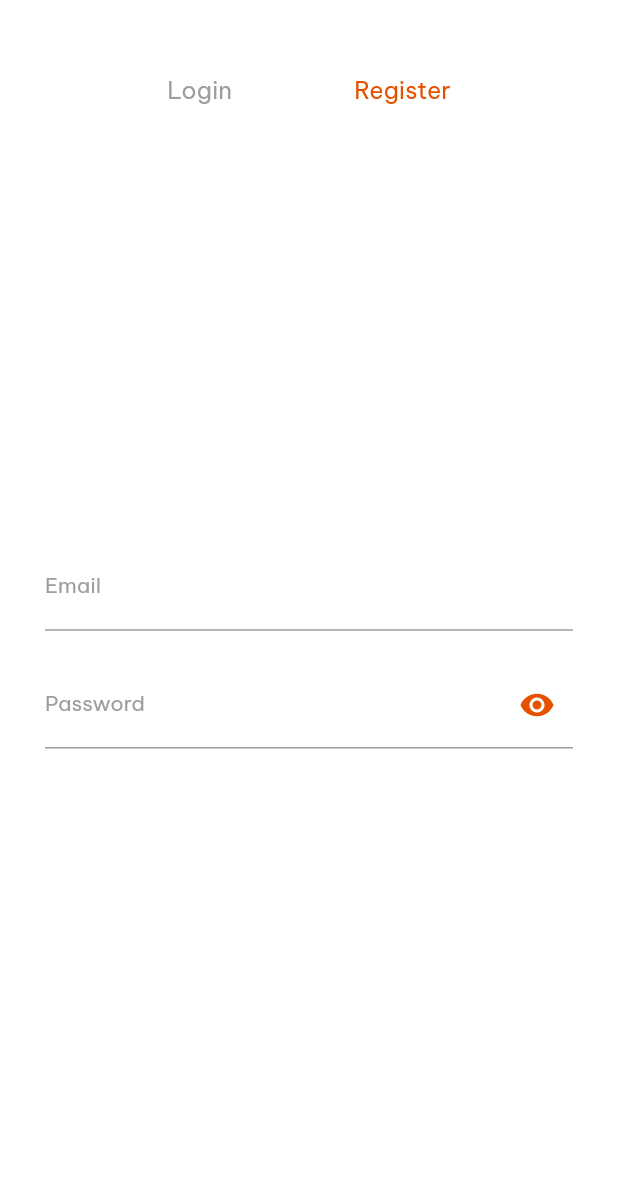
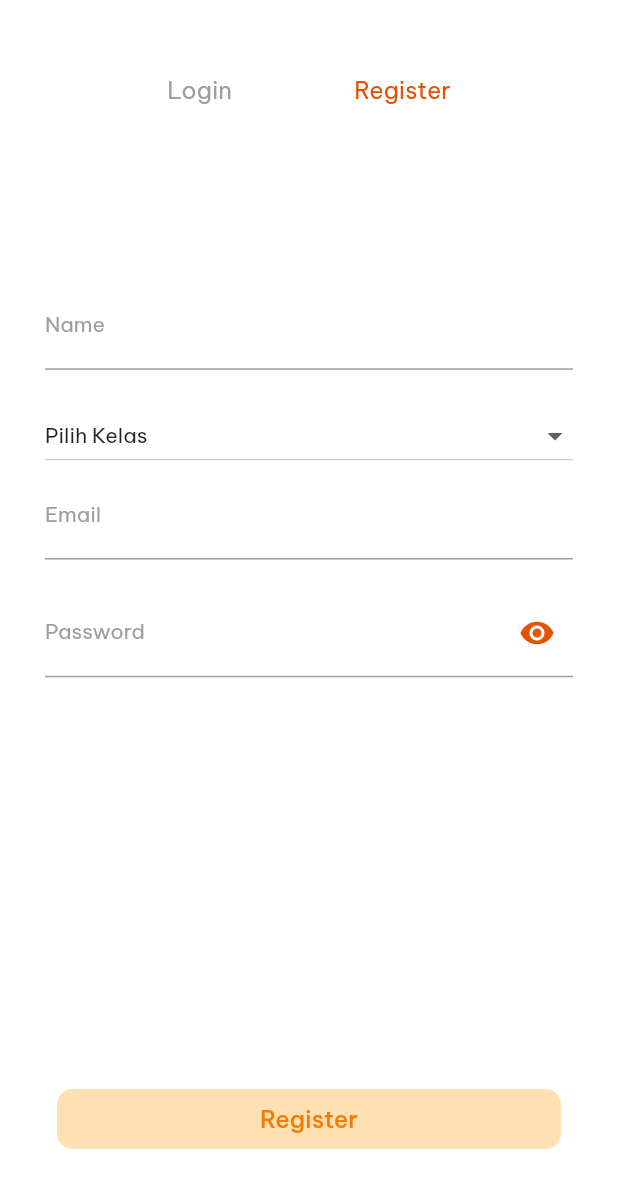
Before and after one commit to deevarindu/flutter_kelasku_tubes, a Flutter app: the RegisterScreen screen opened directly, on a phone screen of 412 x 824 dp. Shown: the top 1188 px of the screen. Run offline on Flutter 3.47's test engine with Material 2 defaults, Android fonts, the phone set to English and light mode, and no system bars; our stand-ins replace google_fonts.

Commit message:
fix register screen

```diff
--- a/lib/screens/register_screen.dart
+++ b/lib/screens/register_screen.dart
@@ -2,6 +2,7 @@ import 'package:flutter/material.dart';
 import 'package:flutter_kelasku_tubes/model/user_model.dart';
 import 'package:flutter_kelasku_tubes/screens/home_screen.dart';
 import 'package:flutter_kelasku_tubes/screens/screens.dart';
+import 'package:flutter_kelasku_tubes/widgets/classes_dropdown_widget.dart';
 
 class RegisterScreen extends StatefulWidget {
   const RegisterScreen({Key? key}) : super(key: key);
@@ -23,6 +24,22 @@ class _RegisterScreenState extends State<RegisterScreen> {
   void _hidePassword() {
     setState(() {
       _visible = !_visible;
+    });
+  }
+
+  String selectedDropdown = "Pilih Kelas";
+
+  List<String> classes = [
+    "Pilih Kelas",
+    "12-MM 1",
+    "12-MM 2",
+    "12-MM 3",
+  ];
+
+  void onDropdownChanged(String? value) {
+    return setState(() {
+      selectedDropdown = value.toString();
+      _classController = TextEditingController(text: selectedDropdown);
     });
   }
 
@@ -75,6 +92,29 @@ class _RegisterScreenState extends State<RegisterScreen> {
                       height: MediaQuery.of(context).size.height * 0.5,
                       child: ListView(
                         children: [
+                          TextFormField(
+                          controller: _nameController,
+                          decoration: const InputDecoration(
+                            labelText: 'Name',
+                            labelStyle: TextStyle(
+                              fontSize: 14,
+                              color: Colors.grey,
+                            ),
+                          ),
+                          validator: (value){
+                              if(value!.isEmpty)
+                              {
+                                return 'Please enter name';
+                              }
+                              return null;
+                            },
+                        ),
+                        const SizedBox(height: 20),
+                        ClassesDropdown(
+                          selectedDropdown: selectedDropdown,
+                          listItem: classes,
+                          onDropdownChanged: onDropdownChanged,
+                        ),
                           TextFormField(
                             keyboardType: TextInputType.emailAddress,
                             controller: _emailController,
@@ -130,6 +170,37 @@ class _RegisterScreenState extends State<RegisterScreen> {
                         ],
                       ),
                     ),
+                    TextButton(
+                    onPressed: () {
+                        if(formKey.currentState!.validate()){
+                          formKey.currentState!.save();
+                          Navigator.pushReplacement(
+                            context,
+                            MaterialPageRoute(
+                              builder: (context) => HomeScreen(),
+                            ),
+                          );
+                        }
+                    },
+                    child: Container(
+                      width: double.infinity,
+                      padding: const EdgeInsets.symmetric(vertical: 10),
+                      decoration: BoxDecoration(
+                        color: Colors.orange.shade100,
+                        borderRadius: const BorderRadius.all(
+                          Radius.circular(10),
+                        ),
+                      ),
+                      child: Text(
+                        'Register',
+                        textAlign: TextAlign.center,
+                        style: TextStyle(
+                          fontSize: 16,
+                          color: Colors.orange.shade700,
+                        ),
+                      ),
+                    ),
+                  ),
                   ],
                 ),
               ),
--- /dev/null
+++ b/lib/widgets/classes_dropdown_widget.dart
@@ -0,0 +1,39 @@
+import 'package:flutter/material.dart';
+
+class ClassesDropdown extends StatelessWidget {
+  const ClassesDropdown({
+    Key? key,
+    required this.selectedDropdown,
+    required this.listItem,
+    required this.onDropdownChanged,
+  }) : super(key: key);
+
+  final String selectedDropdown;
+  final List<String> listItem;
+  final Function onDropdownChanged;
+
+  @override
+  Widget build(BuildContext context) {
+    return DropdownButton<String>(
+      isExpanded: true,
+
+      value: selectedDropdown,
+      items: listItem.map((String value) {
+        return DropdownMenuItem<String>(
+          value: value,
+          child: Text(
+            value,
+            style: const TextStyle(
+              fontSize: 14,
+            ),
+          ),
+        );
+      }).toList(),
+      onChanged: (value) {
+        onDropdownChanged(value);
+      },
+
+    );
+
+  }
+}
```
